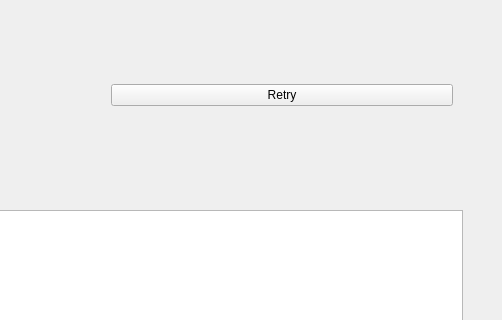
The window that src/SimplePhotoTransfer.ui (WinnetouL/SimplePhotoTransfer) describes before a commit, drawn with Qt 5; both pictures show x 298 to 800 and y 0 to 320 of the 800 by 600 pixel window.
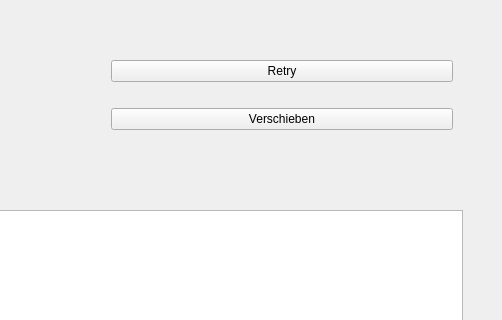
The same window after the commit.

Commit message: add option to move selected files

Patch:
```diff
--- a/src/SimplePhotoTransfer.ui
+++ b/src/SimplePhotoTransfer.ui
@@ -31,11 +31,25 @@
      </widget>
     </item>
     <item>
+     <layout class="QVBoxLayout" name="verticalLayout">
+      <item>
      <widget class="QPushButton" name="retryButton">
       <property name="text">
        <string>Retry</string>
       </property>
      </widget>
+      </item>
+      <item>
+       <widget class="QPushButton" name="moveButton">
+        <property name="enabled">
+         <bool>true</bool>
+        </property>
+        <property name="text">
+         <string>Verschieben</string>
+        </property>
+       </widget>
+      </item>
+     </layout>
     </item>
    </layout>
   </widget>
```
Lines whose indentation alone changed are shown as unchanged. The commit also changes 2 other files.
